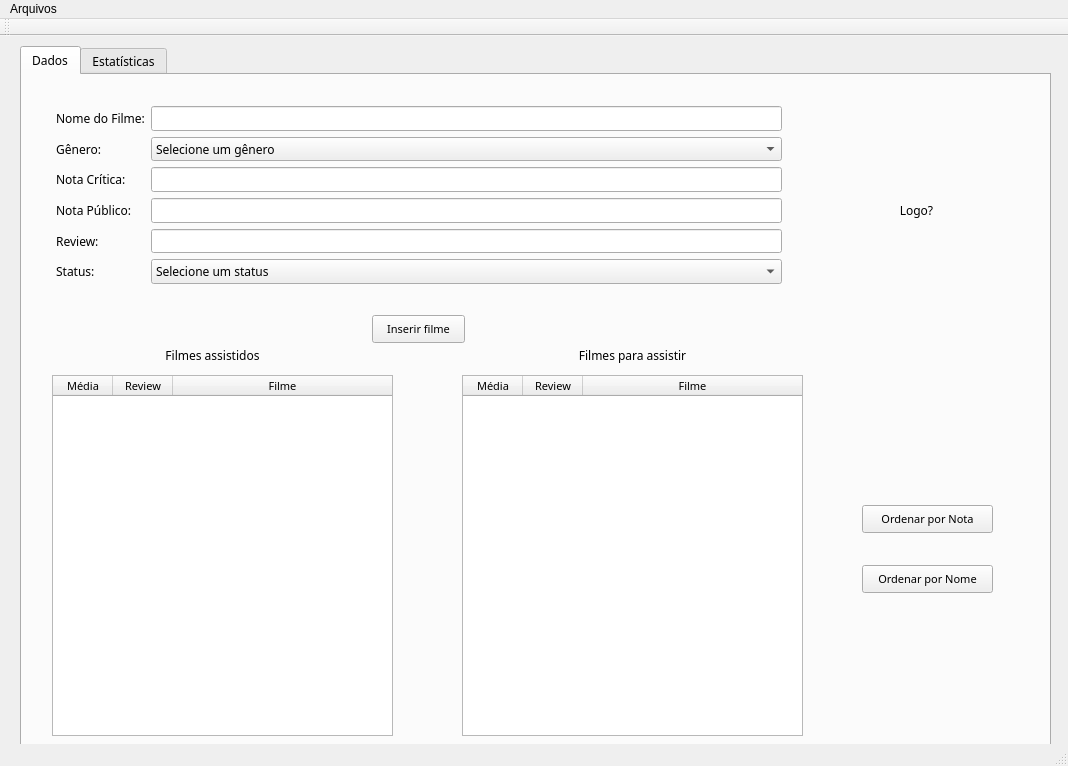
This is mainwindow.ui in andressatheotonio/FilmListQT as Qt 5 draws it before an edit. The edited form follows.
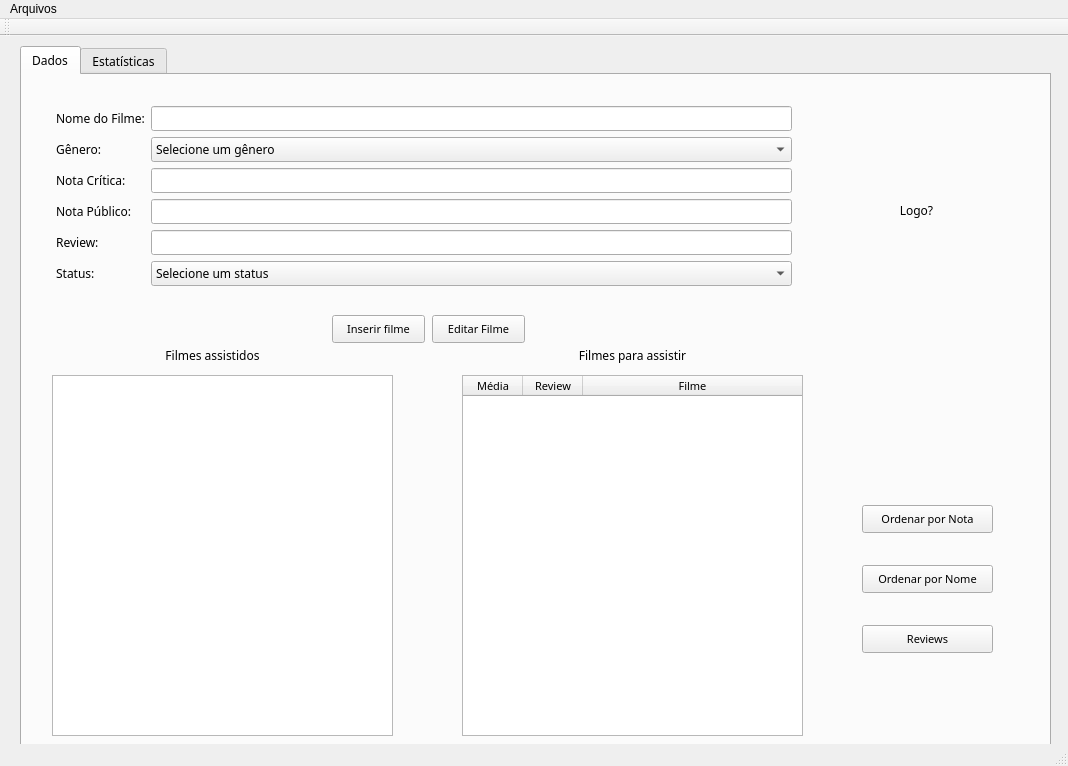
This is the edited form.

```diff
--- a/mainwindow.ui
+++ b/mainwindow.ui
@@ -44,8 +44,8 @@
        <rect>
         <x>20</x>
         <y>20</y>
-        <width>751</width>
-        <height>200</height>
+        <width>761</width>
+        <height>230</height>
        </rect>
       </property>
       <layout class="QFormLayout" name="formLayout">
@@ -333,7 +333,7 @@
      <widget class="QPushButton" name="btnInserir">
       <property name="geometry">
        <rect>
-        <x>350</x>
+        <x>310</x>
         <y>240</y>
         <width>93</width>
         <height>28</height>
@@ -425,7 +425,7 @@
        </font>
       </property>
       <attribute name="horizontalHeaderVisible">
-       <bool>true</bool>
+       <bool>false</bool>
       </attribute>
       <attribute name="horizontalHeaderCascadingSectionResizes">
        <bool>true</bool>
@@ -461,6 +461,43 @@
        </property>
       </column>
      </widget>
+     <widget class="QPushButton" name="btnReview">
+      <property name="geometry">
+       <rect>
+        <x>840</x>
+        <y>550</y>
+        <width>131</width>
+        <height>28</height>
+       </rect>
+      </property>
+      <property name="font">
+       <font>
+        <pointsize>8</pointsize>
+       </font>
+      </property>
+      <property name="text">
+       <string>Reviews</string>
+      </property>
+     </widget>
+     <widget class="QPushButton" name="btnEditarFilme">
+      <property name="geometry">
+       <rect>
+        <x>410</x>
+        <y>240</y>
+        <width>93</width>
+        <height>28</height>
+       </rect>
+      </property>
+      <property name="font">
+       <font>
+        <family>Microsoft JhengHei UI Light</family>
+        <pointsize>8</pointsize>
+       </font>
+      </property>
+      <property name="text">
+       <string>Editar Filme</string>
+      </property>
+     </widget>
     </widget>
     <widget class="QWidget" name="Estatisticas">
      <attribute name="title">
```
Left out of the diff: 14 changed lines with no effect on the pictures.
